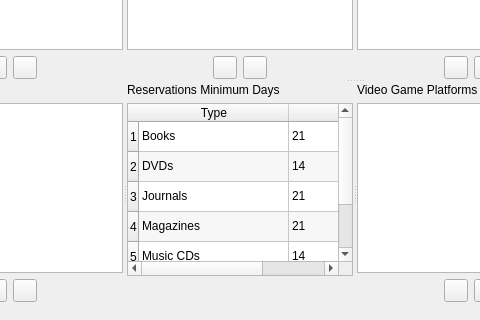
The window that UI/biblioteq_dbenumerations.ui (textbrowser/biblioteq) describes before a commit, drawn with Qt 5; both pictures show x 122 to 602 and y 380 to 700 of the 1000 by 700 pixel window.
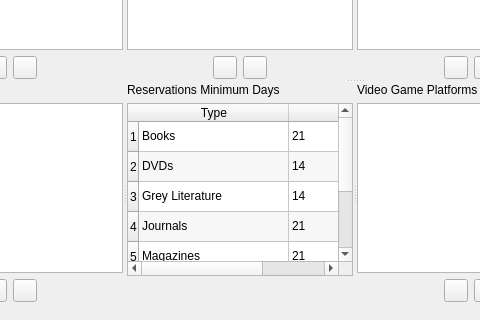
The same window after the commit. Icons and pictures are not drawn.

Diff of the .ui file:
```diff
--- a/UI/biblioteq_dbenumerations.ui
+++ b/UI/biblioteq_dbenumerations.ui
@@ -881,6 +881,11 @@
                 <string>6</string>
                </property>
               </row>
+              <row>
+               <property name="text">
+                <string>7</string>
+               </property>
+              </row>
               <column>
                <property name="text">
                 <string>Type</string>
@@ -925,23 +930,17 @@
               </item>
               <item row="2" column="0">
                <property name="text">
-                <string>Journals</string>
-               </property>
-               <property name="flags">
-                <set>ItemIsSelectable|ItemIsDragEnabled|ItemIsEnabled</set>
+                <string>Grey Literature</string>
                </property>
               </item>
               <item row="2" column="1">
                <property name="text">
-                <string>21</string>
-               </property>
-               <property name="flags">
-                <set>ItemIsSelectable|ItemIsEditable|ItemIsDragEnabled|ItemIsUserCheckable|ItemIsEnabled</set>
+                <string>14</string>
                </property>
               </item>
               <item row="3" column="0">
                <property name="text">
-                <string>Magazines</string>
+                <string>Journals</string>
                </property>
                <property name="flags">
                 <set>ItemIsSelectable|ItemIsDragEnabled|ItemIsEnabled</set>
@@ -957,7 +956,7 @@
               </item>
               <item row="4" column="0">
                <property name="text">
-                <string>Music CDs</string>
+                <string>Magazines</string>
                </property>
                <property name="flags">
                 <set>ItemIsSelectable|ItemIsDragEnabled|ItemIsEnabled</set>
@@ -965,7 +964,7 @@
               </item>
               <item row="4" column="1">
                <property name="text">
-                <string>14</string>
+                <string>21</string>
                </property>
                <property name="flags">
                 <set>ItemIsSelectable|ItemIsEditable|ItemIsDragEnabled|ItemIsUserCheckable|ItemIsEnabled</set>
@@ -973,7 +972,7 @@
               </item>
               <item row="5" column="0">
                <property name="text">
-                <string>Video Games</string>
+                <string>Music CDs</string>
                </property>
                <property name="flags">
                 <set>ItemIsSelectable|ItemIsDragEnabled|ItemIsEnabled</set>
@@ -987,6 +986,22 @@
                 <set>ItemIsSelectable|ItemIsEditable|ItemIsDragEnabled|ItemIsUserCheckable|ItemIsEnabled</set>
                </property>
               </item>
+              <item row="6" column="0">
+               <property name="text">
+                <string>Video Games</string>
+               </property>
+               <property name="flags">
+                <set>ItemIsSelectable|ItemIsDragEnabled|ItemIsEnabled</set>
+               </property>
+              </item>
+              <item row="6" column="1">
+               <property name="text">
+                <string>14</string>
+               </property>
+               <property name="flags">
+                <set>ItemIsSelectable|ItemIsEditable|ItemIsDragEnabled|ItemIsUserCheckable|ItemIsEnabled</set>
+               </property>
+              </item>
              </widget>
             </item>
             <item>
```
